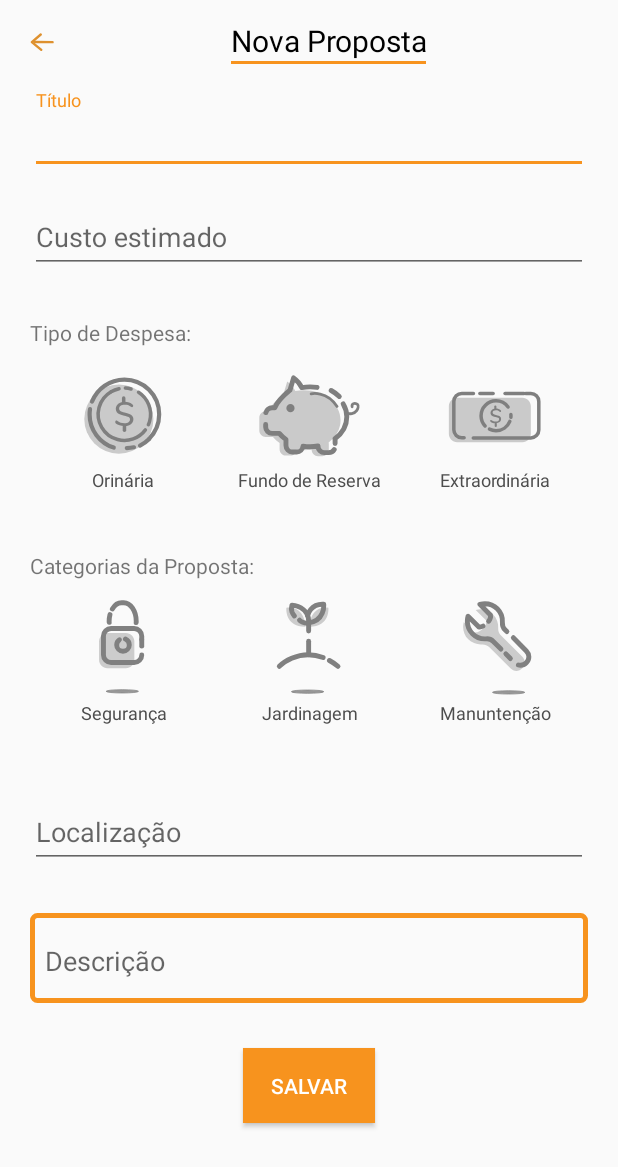
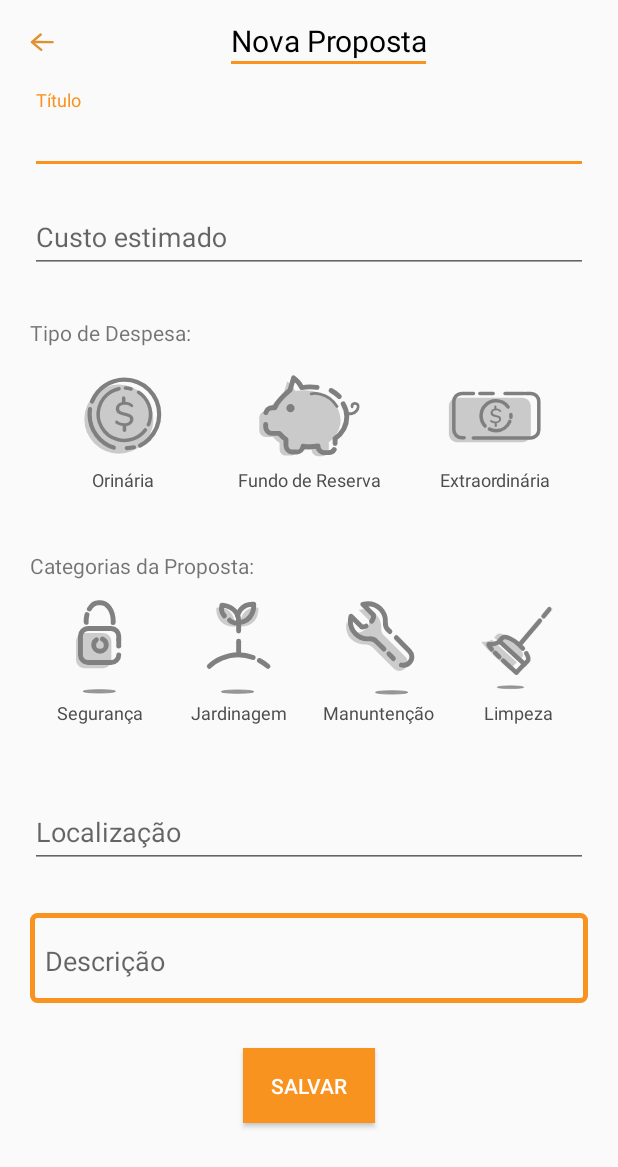
Before and after one commit to git-hive/android, an Android app: the NewRequestActivity screen opened directly, with no data from a screen before it, on a phone screen of 412 x 824 dp. Shown: the top 1167 px of the screen. Run offline under Robolectric (Android 15) with nearby library versions, the phone set to English and light mode, and no system bars; our stand-ins replace Firebase (no records; nobody signed in at launch, a user with empty details on screens opened directly).

Commit message:
Add cleaning category to new request activity view

```diff
--- a/app/src/main/res/layout/content_new_request.xml
+++ b/app/src/main/res/layout/content_new_request.xml
@@ -189,13 +189,13 @@
             android:gravity="center"
             android:orientation="horizontal">
 
-            <!-- Budget Category 1 -->
+            <!-- Security request category -->
             <LinearLayout
                 android:id="@+id/new_request_request_category_security_ll"
                 android:layout_width="0dp"
                 android:layout_height="wrap_content"
                 android:layout_gravity="center"
-                android:layout_weight="0.33"
+                android:layout_weight="0.25"
                 android:gravity="center"
                 android:orientation="vertical">
 
@@ -221,13 +221,13 @@
                     android:visibility="gone" />
             </LinearLayout>
 
-            <!-- Budget Category 2 -->
+            <!-- Gardening request category  -->
             <LinearLayout
                 android:id="@+id/new_request_request_category_gardening_ll"
                 android:layout_width="0dp"
                 android:layout_height="wrap_content"
                 android:layout_gravity="center"
-                android:layout_weight="0.33"
+                android:layout_weight="0.25"
                 android:gravity="center"
                 android:orientation="vertical">
 
@@ -254,13 +254,13 @@
 
             </LinearLayout>
 
-            <!-- Budget Category 3 -->
+            <!-- Services request category -->
             <LinearLayout
                 android:id="@+id/new_request_request_category_maintenance_ll"
                 android:layout_width="0dp"
                 android:layout_height="wrap_content"
                 android:layout_gravity="center"
-                android:layout_weight="0.33"
+                android:layout_weight="0.25"
                 android:gravity="center"
                 android:orientation="vertical">
 
@@ -281,6 +281,39 @@
 
                 <CheckBox
                     android:id="@+id/new_request_request_category_maintenance_cb"
+                    android:layout_width="wrap_content"
+                    android:layout_height="wrap_content"
+                    android:visibility="gone" />
+
+            </LinearLayout>
+
+            <!-- Cleaning request category -->
+            <LinearLayout
+                android:id="@+id/new_request_request_category_cleaning_ll"
+                android:layout_width="0dp"
+                android:layout_height="wrap_content"
+                android:layout_gravity="center"
+                android:layout_weight="0.25"
+                android:gravity="center"
+                android:orientation="vertical">
+
+                <ImageView
+                    android:id="@+id/new_request_request_category_cleaning_iv"
+                    android:layout_width="@dimen/new_request_budget_category_icon_size"
+                    android:layout_height="@dimen/new_request_budget_category_icon_size"
+                    app:srcCompat="@drawable/ic_category_cleaning_disabled" />
+
+                <TextView
+                    android:id="@+id/new_request_request_category_cleaning_tv"
+                    android:layout_width="match_parent"
+                    android:layout_height="wrap_content"
+                    android:text="@string/request_category_cleaning"
+                    android:textAlignment="center"
+                    android:textColor="@color/gray_text"
+                    android:textSize="@dimen/new_request_budget_category_font_size" />
+
+                <CheckBox
+                    android:id="@+id/new_request_request_category_cleaning_cb"
                     android:layout_width="wrap_content"
                     android:layout_height="wrap_content"
                     android:visibility="gone" />
--- a/app/src/main/res/values/strings.xml
+++ b/app/src/main/res/values/strings.xml
@@ -178,6 +178,7 @@
     <string name="request_category_security">Segurança</string>
     <string name="request_category_gardening">Jardinagem</string>
     <string name="request_category_maintenance">Manuntenção</string>
+    <string name="request_category_cleaning">Limpeza</string>
 
 
 </resources>
```
